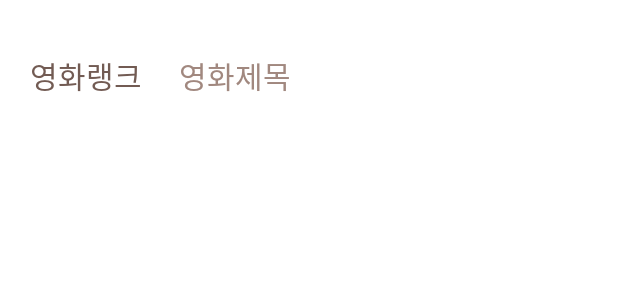
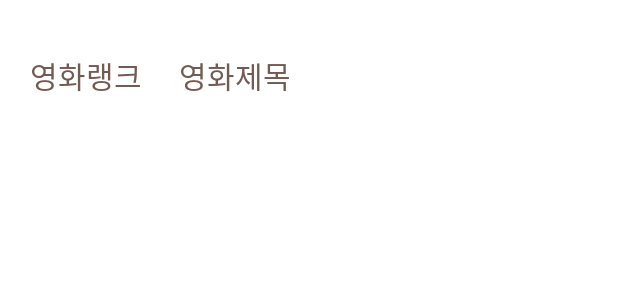
Before and after one commit to Jaehi/R_Practice, an Android app: the layout item_recycler_main.xml on its own in the app's theme, with its tools: preview values and no code run, on a phone screen of 412 x 824 dp. Shown: the top 300 px of the screen. Run offline under Robolectric (Android 15) with nearby library versions, the phone set to English and light mode, and no system bars.

Commit message:
text color change

```diff
--- a/app/src/main/res/layout/item_recycler_main.xml
+++ b/app/src/main/res/layout/item_recycler_main.xml
@@ -24,7 +24,7 @@
         android:layout_marginStart="20dp"
         android:fontFamily="@font/regular"
         android:text="영화제목"
-        android:textColor="@color/second"
+        android:textColor="@color/highlight"
         android:textSize="20sp"
         app:layout_constraintBottom_toBottomOf="parent"
         app:layout_constraintStart_toEndOf="@+id/movie_rank"
```
